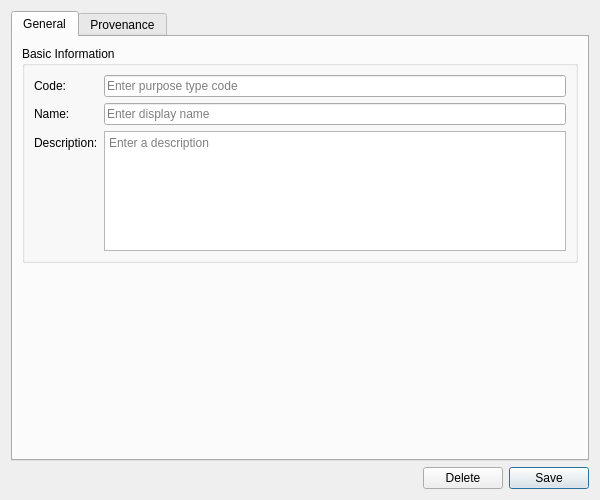
The window that projects/ores.qt/ui/PurposeTypeDetailDialog.ui (OreStudio/OreStudio) describes before a commit, drawn with Qt 5.
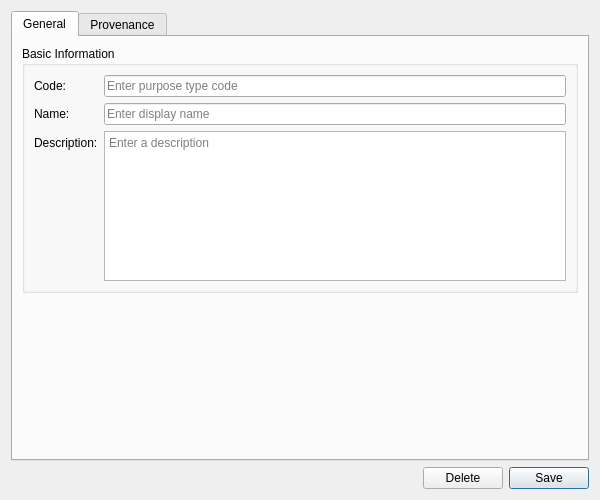
The same window after the commit. Custom widgets are drawn as their Qt base class.

```diff
--- a/projects/ores.qt/ui/PurposeTypeDetailDialog.ui
+++ b/projects/ores.qt/ui/PurposeTypeDetailDialog.ui
@@ -78,7 +78,7 @@
            </widget>
           </item>
           <item row="2" column="1">
-           <widget class="QTextEdit" name="descriptionEdit">
+           <widget class="QPlainTextEdit" name="descriptionEdit">
             <property name="minimumSize">
              <size>
               <width>0</width>
@@ -88,7 +88,7 @@
             <property name="maximumSize">
              <size>
               <width>16777215</width>
-              <height>120</height>
+              <height>150</height>
              </size>
             </property>
             <property name="placeholderText">
```
